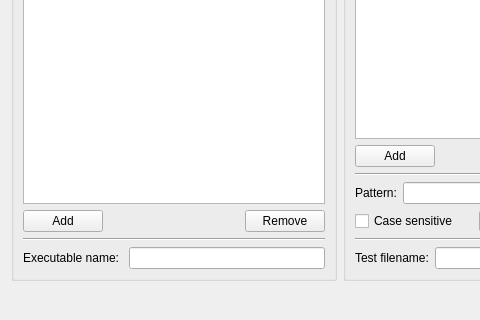
Above: molequeue/ui/openwithmanagerdialog.ui from OpenChemistry/molequeue before the change; both pictures show x 0 to 480 and y 160 to 480 of the 680 by 480 pixel window. Below: the same form after it.
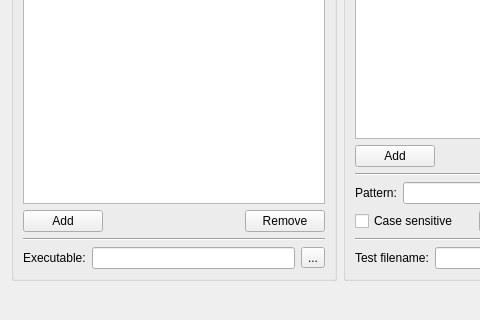
That is the form after the change.

Commit message:
Rewrite "Open with" executable finding mechanism.
Set the executable path up in OpenWithManagerDialog, rather than when
opening files. Add logging for errors starting the detached process.
Cleaned up documentation as well.

What changed in the file:
```diff
--- a/molequeue/ui/openwithmanagerdialog.ui
+++ b/molequeue/ui/openwithmanagerdialog.ui
@@ -255,7 +255,7 @@
            </sizepolicy>
           </property>
           <property name="text">
-           <string>Executable name: </string>
+           <string>Executable:</string>
           </property>
           <property name="buddy">
            <cstring>editExec</cstring>
@@ -272,6 +272,13 @@
           </property>
          </widget>
         </item>
+        <item>
+         <widget class="QToolButton" name="pushExec">
+          <property name="text">
+           <string>...</string>
+          </property>
+         </widget>
+        </item>
        </layout>
       </item>
      </layout>
```
Left out of the diff: 3 changed lines with no effect on the pictures. The commit also changes 6 other files.
